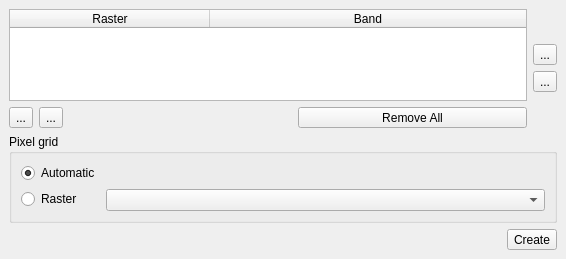
The window that enmapbox/eo4qapps/rasterbandstackingapp/rasterbandstackingdockwidget.ui (EnMAP-Box/enmap-box) describes before a commit, drawn with Qt 5.
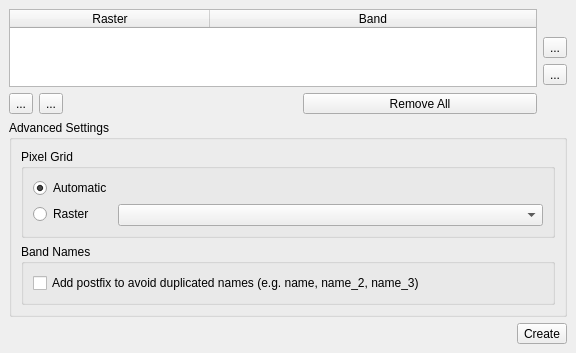
The same window after the commit. Icons and pictures are not drawn. Custom widgets are drawn as their Qt base class.

Patch:
```diff
--- a/enmapbox/eo4qapps/rasterbandstackingapp/rasterbandstackingdockwidget.ui
+++ b/enmapbox/eo4qapps/rasterbandstackingapp/rasterbandstackingdockwidget.ui
@@ -6,8 +6,8 @@
    <rect>
     <x>0</x>
     <y>0</y>
-    <width>566</width>
-    <height>259</height>
+    <width>576</width>
+    <height>353</height>
    </rect>
   </property>
   <property name="sizePolicy">
@@ -18,8 +18,8 @@
   </property>
   <property name="minimumSize">
    <size>
-    <width>185</width>
-    <height>259</height>
+    <width>0</width>
+    <height>0</height>
    </size>
   </property>
   <property name="floating">
@@ -214,6 +214,12 @@
      </layout>
     </item>
     <item>
+     <widget class="QgsCollapsibleGroupBox" name="mGroupBox">
+      <property name="title">
+       <string>Advanced Settings</string>
+      </property>
+      <layout class="QVBoxLayout" name="verticalLayout_3">
+       <item>
      <widget class="QgsCollapsibleGroupBox" name="mGroupBox_2">
       <property name="sizePolicy">
        <sizepolicy hsizetype="Preferred" vsizetype="Fixed">
@@ -222,7 +228,7 @@
        </sizepolicy>
       </property>
       <property name="title">
-       <string>Pixel grid</string>
+          <string>Pixel Grid</string>
       </property>
       <layout class="QVBoxLayout" name="verticalLayout_5">
        <item>
@@ -261,6 +267,25 @@
           </widget>
          </item>
         </layout>
+          </item>
+         </layout>
+        </widget>
+       </item>
+       <item>
+        <widget class="QgsCollapsibleGroupBox" name="mGroupBox_3">
+         <property name="title">
+          <string>Band Names</string>
+         </property>
+         <layout class="QVBoxLayout" name="verticalLayout_6">
+          <item>
+           <widget class="QCheckBox" name="mBandNamePostfix">
+            <property name="text">
+             <string>Add postfix to avoid duplicated names (e.g. name, name_2, name_3)</string>
+            </property>
+           </widget>
+          </item>
+         </layout>
+        </widget>
        </item>
       </layout>
      </widget>
```
Lines whose indentation alone changed are shown as unchanged.
